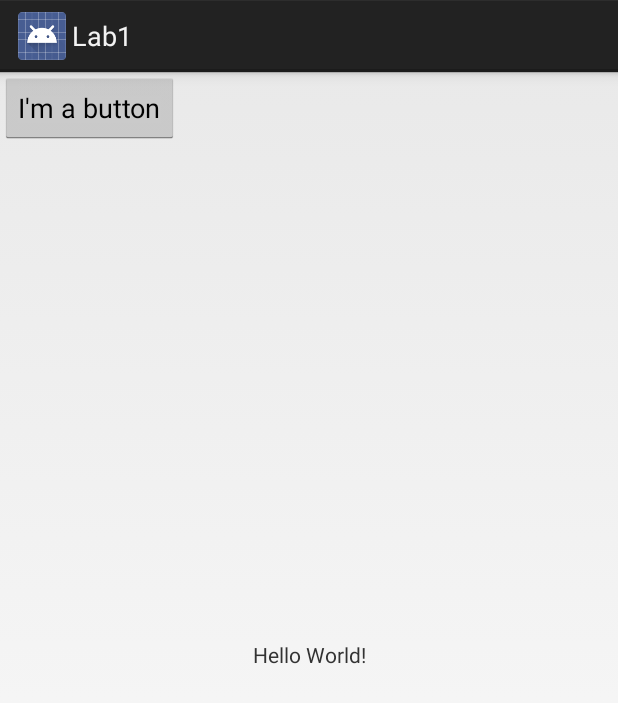
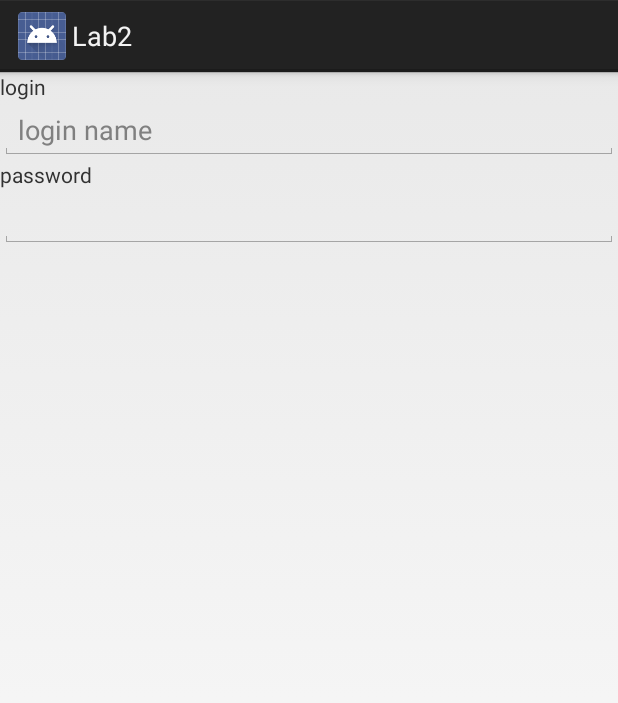
Before and after one commit to FatemaAlgonquin/CST2335, an Android app: the screen it shows after launch (StartActivity before the commit, LoginActivity after it), on a phone screen of 412 x 824 dp. Shown: the top 703 px of the screen. Run offline under Robolectric (Android 15) with nearby library versions, the phone set to English and light mode, and no system bars.

Commit message:
Lab2 final commit

```diff
--- /dev/null
+++ b/app/src/main/java/com/lab1/a2335/androidlabs/LoginActivity.java
@@ -0,0 +1,13 @@
+package com.lab1.a2335.androidlabs;
+
+import android.app.Activity;
+import android.os.Bundle;
+
+public class LoginActivity extends Activity {
+
+    @Override
+    protected void onCreate(Bundle savedInstanceState) {
+        super.onCreate(savedInstanceState);
+        setContentView(R.layout.activity_login);
+    }
+}
--- /dev/null
+++ b/app/src/main/res/layout/activity_login.xml
@@ -0,0 +1,38 @@
+<?xml version="1.0" encoding="utf-8"?>
+<LinearLayout xmlns:android="http://schemas.android.com/apk/res/android"
+    xmlns:app="http://schemas.android.com/apk/res-auto"
+    xmlns:tools="http://schemas.android.com/tools"
+    android:layout_width="match_parent"
+    android:layout_height="match_parent"
+    android:orientation="vertical"
+    tools:context="com.lab1.a2335.androidlabs.LoginActivity">
+
+
+    <TextView
+        android:id="@+id/textView3"
+        android:layout_width="match_parent"
+        android:layout_height="wrap_content"
+        android:text="@string/login_message"
+        tools:text="Login" />
+
+    <EditText
+        android:id="@+id/editText"
+        android:layout_width="match_parent"
+        android:layout_height="wrap_content"
+        android:ems="10"
+        android:hint="@string/login_name"
+        android:inputType="textEmailAddress" />
+
+    <TextView
+        android:id="@+id/textView4"
+        android:layout_width="match_parent"
+        android:layout_height="wrap_content"
+        android:text="@string/password_message" />
+
+    <EditText
+        android:id="@+id/editText2"
+        android:layout_width="match_parent"
+        android:layout_height="wrap_content"
+        android:ems="10"
+        android:inputType="textPassword" />
+</LinearLayout>
--- a/app/src/main/res/values/strings.xml
+++ b/app/src/main/res/values/strings.xml
@@ -1,5 +1,12 @@
 <resources>
-    <string name="app_name">Lab1</string>
+    <string name="app_name">Lab2</string>
     <string name="hello_message">Hello World!</string>
     <string name="ButtonText">I\'m a button</string>
+    <string name="login_message">login</string>
+    <string name="password_message">password</string>
+    <string name="RadioButton">RadioButton</string>
+    <string name="What_does_it_do">What does it do?</string>
+    <string name="CheckBox_message">CheckBox</string>
+    <string name="image_to_display">image to display</string>
+    <string name="login_name">login name</string>
 </resources>
```
Also changed, not shown: app/build.gradle (+5 -3 lines), app/src/main/AndroidManifest.xml (+7 -1 lines), app/src/main/java/com/lab1/a2335/androidlabs/ListItemsActivity.java (added, +13 -0 lines), app/src/main/res/layout/activity_list_items.xml (added, +33 -0 lines), 1 other file.
